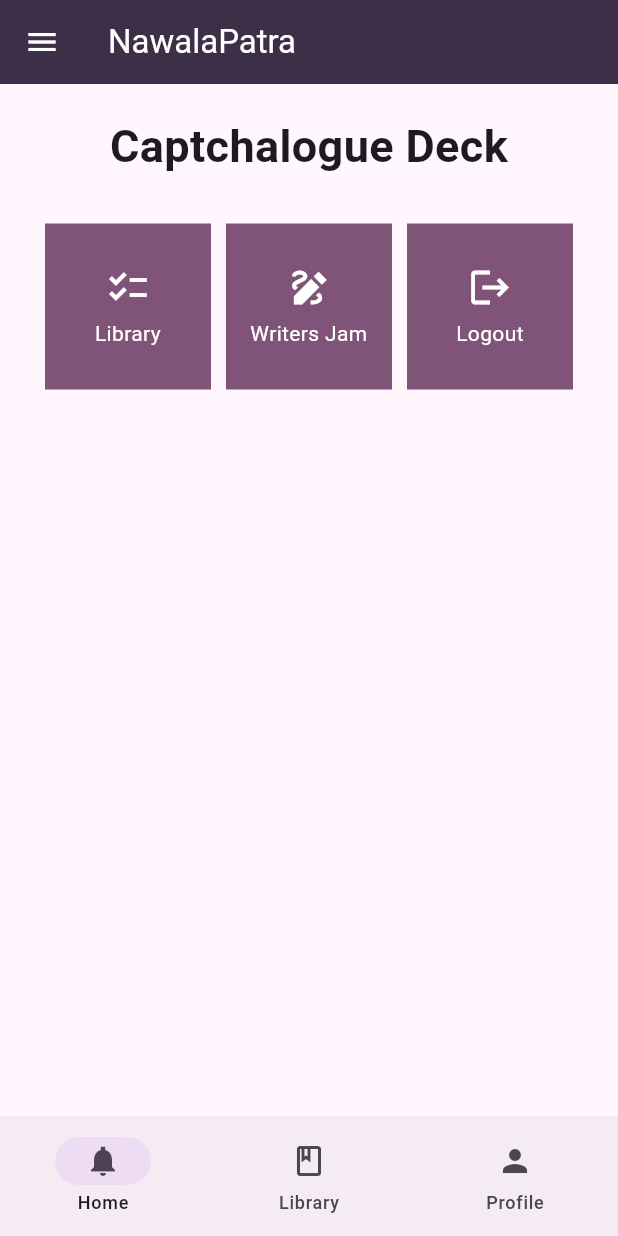
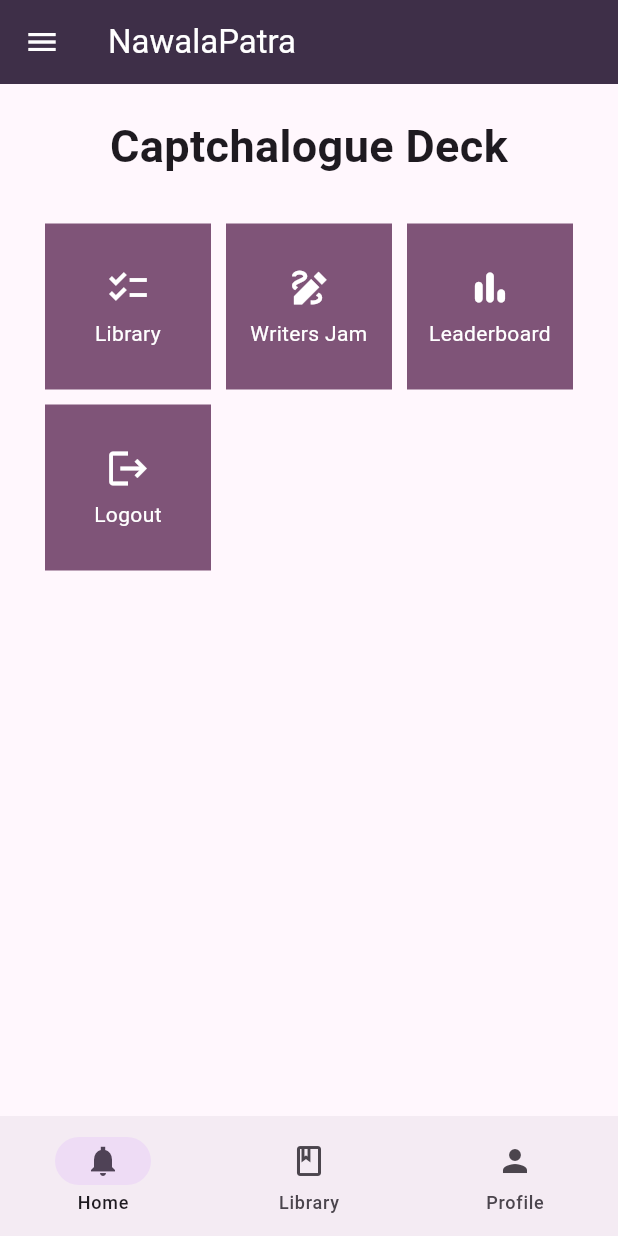
Before and after one commit to NawalaPatra-e12/NawalaPatra-Mobile, a Flutter app: the screen it shows after launch, on a phone screen of 412 x 824 dp. Run offline on Flutter 3.47's test engine with Material 2 defaults, Android fonts, the phone set to English and light mode, and no system bars; our stand-ins replace shared_preferences; missing offline and left inert: pbp_django_auth.

Commit message:
natan:add button in the menu

```diff
--- a/lib/leaderboard/likes_rank.dart
+++ b/lib/leaderboard/likes_rank.dart
@@ -6,6 +6,7 @@ import 'package:nawalapatra_mobile/widgets/left_drawer.dart';
 import 'package:nawalapatra_mobile/widgets/nav_bottom.dart';
 import 'package:pbp_django_auth/pbp_django_auth.dart';
 import 'package:provider/provider.dart';
+import 'package:nawalapatra_mobile/screens/login.dart';
 import 'package:shared_preferences/shared_preferences.dart';
 
 String urlToParse = 'https://nawalapatra.pythonanywhere.com/leaderboard/json';
@@ -155,6 +156,7 @@ class _LikePageState extends State<LeaderPage> {
                 return Column(
                   crossAxisAlignment: CrossAxisAlignment.start,
                   children: [
+
                     Padding(
                       padding: const EdgeInsets.all(20.0),
                       child: Column(
@@ -254,7 +256,6 @@ class _LikePageState extends State<LeaderPage> {
               const SizedBox(height: 10),
               ElevatedButton(
                 onPressed: () async {
-                  // print("${index}");
                   int book_id =
                       snapshot.data![index].pk;
 
--- a/lib/main.dart
+++ b/lib/main.dart
@@ -24,7 +24,7 @@ class MyApp extends StatelessWidget {
         child: MaterialApp(
           debugShowCheckedModeBanner:
               false, // Set debugShowCheckedModeBanner to false
-          title: 'Flutter Demo',
+          title: 'NawalaPatra',
           theme: ThemeData(
             // This is the theme of your application.
             //
--- a/lib/screens/menu.dart
+++ b/lib/screens/menu.dart
@@ -9,6 +9,7 @@ class MyHomePage extends StatelessWidget {
   final List<NavItem> items = [
     NavItem("Library", Icons.checklist, const Color(0xff7f5478)),
     NavItem("Writers Jam", Icons.draw_sharp, const Color(0xff7f5478)),
+    NavItem("Leaderboard", Icons.bar_chart_rounded, const Color(0xff7f5478)),
     NavItem("Logout", Icons.logout, const Color(0xff7f5478)),
   ];
 
--- a/lib/widgets/nav_card.dart
+++ b/lib/widgets/nav_card.dart
@@ -6,6 +6,7 @@ import 'package:pbp_django_auth/pbp_django_auth.dart';
 import 'package:provider/provider.dart';
 import 'package:nawalapatra_mobile/library/book_list.dart';
 import 'package:nawalapatra_mobile/writersjam/writer.dart';
+import 'package:nawalapatra_mobile/leaderboard/likes_rank.dart';
 
 class NavItem {
   final String name;
@@ -62,6 +63,11 @@ class NavCard extends StatelessWidget {
             Navigator.push(context,
                 MaterialPageRoute(builder: (context) => const StoryListPage()));
           }
+
+          if (item.name == "Leaderboard") {
+            Navigator.push(context,
+                MaterialPageRoute(builder: (context) => const LeaderPage()));
+          }
         },
         child: Container(
           // Container untuk menyimpan Icon dan Text
```
